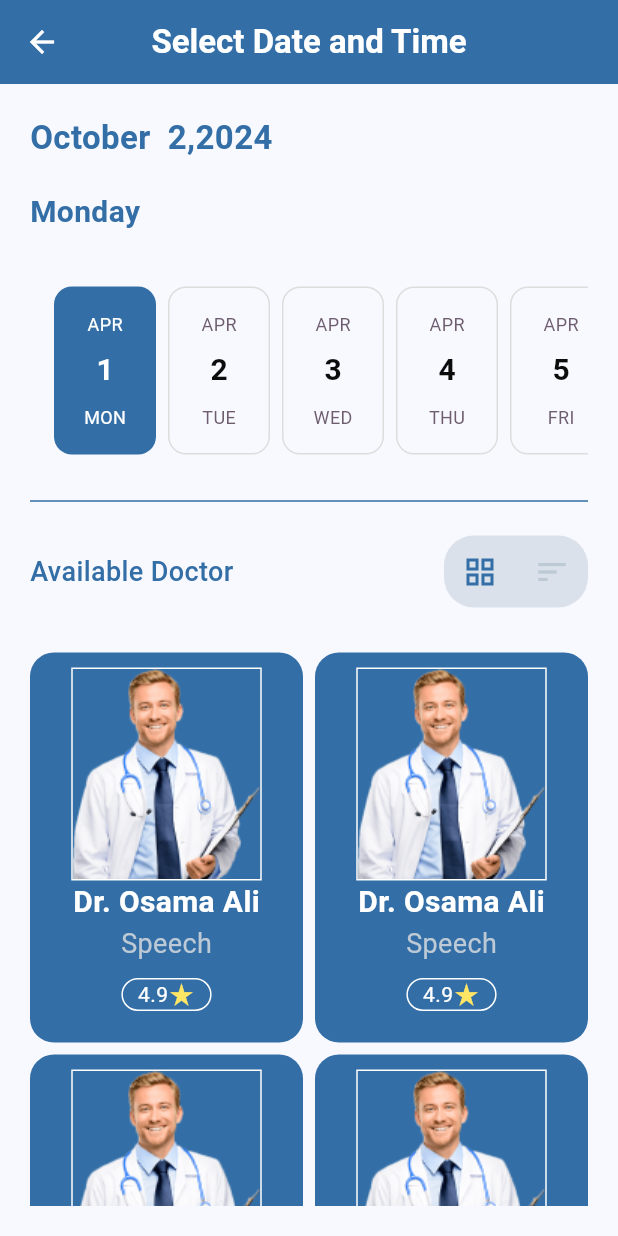
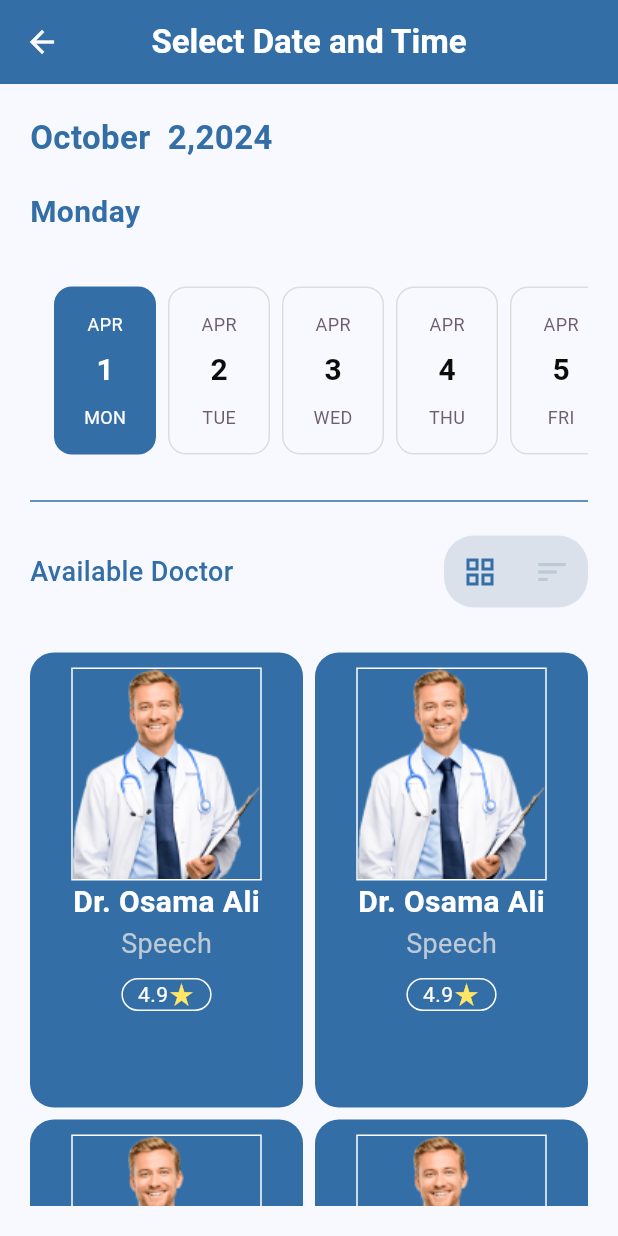
Before and after one commit to aboda97/markiz_elamal_team-12, a Flutter app: the ReservationView screen opened directly, after a tap on the "grid view" icon, on a phone screen of 412 x 824 dp. Run offline on Flutter 3.47's test engine with Material 3 defaults, Android fonts, the phone set to English and light mode, and no system bars; drawn by our look-alikes of easy_date_timeline; our stand-ins replace flutter_screenutil, google_fonts, shared_preferences, smooth_page_indicator; accounts and stored records are empty.

Commit message:
update code

```diff
--- a/lib/features/reservation_feature/presentation/widgets/reservation_view_body.dart
+++ b/lib/features/reservation_feature/presentation/widgets/reservation_view_body.dart
@@ -13,7 +13,7 @@ class ReservationViewBody extends StatefulWidget {
 }
 
 class _ReservationViewBodyState extends State<ReservationViewBody> {
-  bool filterCategory = false;
+  bool filterCategory = true;
   final EasyInfiniteDateTimelineController _controller =
       EasyInfiniteDateTimelineController();
   @override
@@ -125,7 +125,7 @@ class _ReservationViewBodyState extends State<ReservationViewBody> {
                     physics: const NeverScrollableScrollPhysics(),
                     gridDelegate:
                         const SliverGridDelegateWithFixedCrossAxisCount(
-                      childAspectRatio: .7,
+                      childAspectRatio: .6,
                       crossAxisCount: 2, // Number of columns
                       crossAxisSpacing: 8.0, // Spacing between columns
                       mainAxisSpacing: 8.0, // Spacing between rows
--- a/lib/main.dart
+++ b/lib/main.dart
@@ -44,7 +44,7 @@ class MyApp extends StatelessWidget {
             ),
           ),
         ),
-        home:   MassageDoctorView(),
+        home: const SplashView(),
       ),
     );
   }
```
